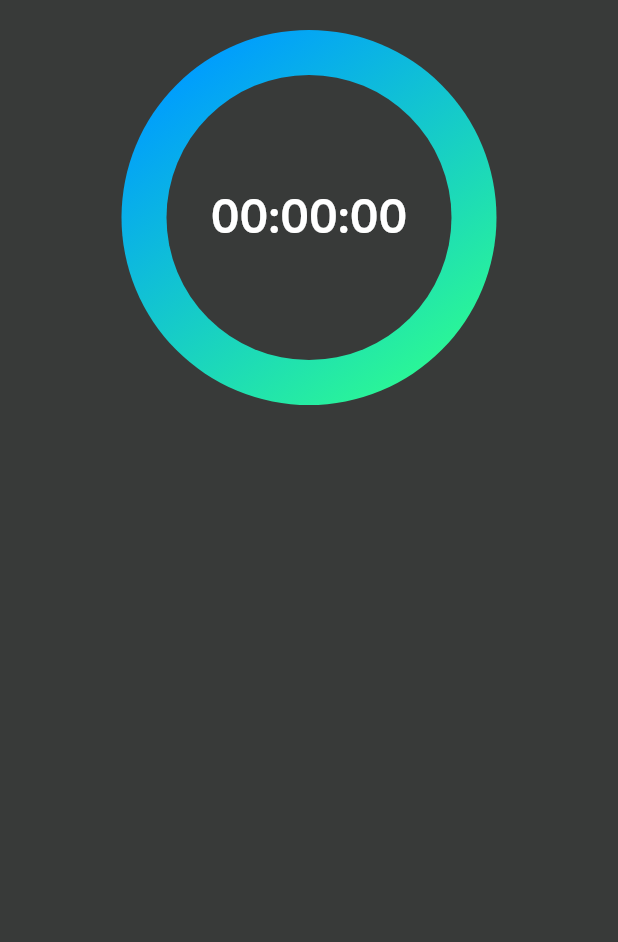
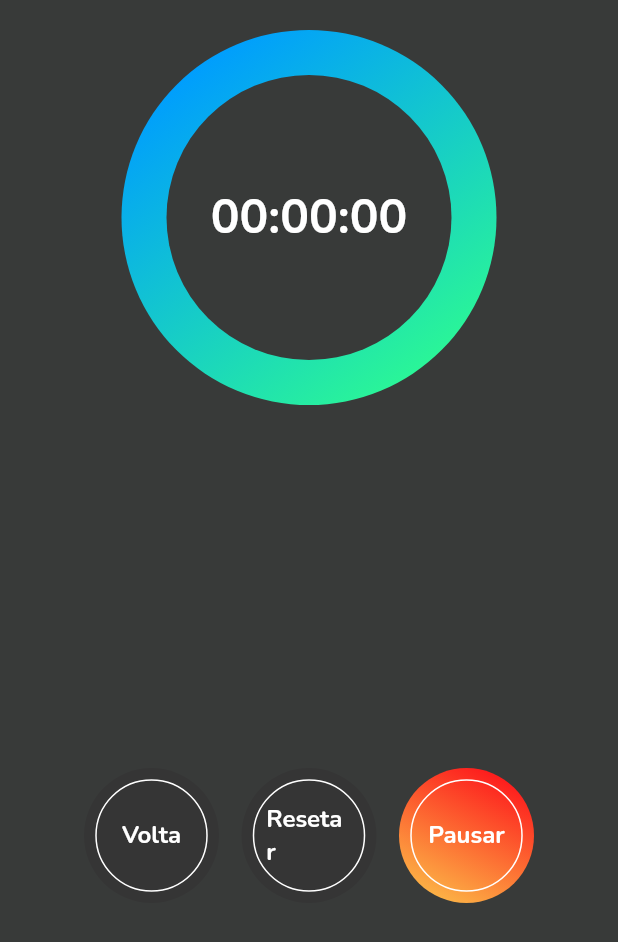
Before and after one commit to AlexcastroDev/chronometer-flutter, a Flutter app: the screen it shows after launch, on a phone screen of 412 x 824 dp. Shown: the top 942 px of the screen. Run offline on Flutter 3.47's test engine with Material 2 defaults, Android fonts, the phone set to English and light mode, and no system bars; our stand-ins replace google_fonts.

Commit message:
commit before format pc

```diff
--- /dev/null
+++ b/lib/Modules/chronometer/Widget/Controls/chronometer_button_widget.dart
@@ -0,0 +1,62 @@
+import 'package:flutter/material.dart';
+
+class ChronometerButtonWidget extends StatefulWidget {
+
+  ChronometerButtonWidget({
+    Key? key,
+    required this.label,
+    this.textStyle,
+    this.color,
+    this.gradient
+  }): super(key: key);
+
+  final String label;
+  final TextStyle? textStyle;
+  final Color? color;
+  final Gradient? gradient;
+
+  @override
+  _ChronometerButtonWidgetState createState() => _ChronometerButtonWidgetState();
+}
+
+class _ChronometerButtonWidgetState extends State<ChronometerButtonWidget> {
+  static const Color transparent = Color(0x00000000);
+
+  Color getColor(Set<MaterialState> states) => transparent;
+
+  @override
+  Widget build(BuildContext context) {
+    return Container(
+        width: 90,
+        height: 90,
+        decoration: BoxDecoration(
+            color: widget.color,
+            gradient: widget.gradient,
+            borderRadius: BorderRadius.circular(500)
+        ),
+        child: Center(
+          child: Stack(
+            children: [
+              Container(
+                width: 75,
+                height: 75,
+                decoration: BoxDecoration(
+                    borderRadius: BorderRadius.circular(500),
+                    border: Border.all(
+                        color: Colors.white
+                    )
+                ),
+                child: TextButton(
+                    child: Text(widget.label, style: widget.textStyle),
+                    onPressed: () => {},
+                    style: ButtonStyle(
+                      overlayColor: MaterialStateProperty.resolveWith(getColor),
+                    )
+                ),
+              )
+            ],
+          ),
+        )
+    );
+  }
+}
--- /dev/null
+++ b/lib/Modules/chronometer/Widget/Controls/controls_widget.dart
@@ -0,0 +1,38 @@
+import 'package:chronometer_flutter/Modules/chronometer/Widget/Controls/chronometer_button_widget.dart';
+import 'package:flutter/material.dart';
+import 'package:chronometer_flutter/theme/core.dart';
+
+
+class ControlsWidget extends StatelessWidget {
+  @override
+  Widget build(BuildContext context) {
+    return Container(
+      width: 300.0,
+      child: Row(
+        mainAxisAlignment: MainAxisAlignment.spaceBetween,
+        children: [
+          // ChronometerButtonWidget(
+          //   label: 'Iniciar',
+          //   textStyle: AppTextStyles.ButtonText,
+          //   gradient: AppGradients.linearCircularColor,
+          // )
+          ChronometerButtonWidget(
+            label: 'Volta',
+            textStyle: AppTextStyles.ButtonText,
+            color: AppColors.ButtonBackground,
+          ),
+          ChronometerButtonWidget(
+            label: 'Resetar',
+            textStyle: AppTextStyles.ButtonText,
+            color: AppColors.ButtonBackground,
+          ),
+          ChronometerButtonWidget(
+            label: 'Pausar',
+            textStyle: AppTextStyles.ButtonText,
+            gradient: AppGradients.linearDangerButtonColor,
+          )
+        ],
+      ),
+    );
+  }
+}
--- a/lib/Modules/chronometer/chronometer_page.dart
+++ b/lib/Modules/chronometer/chronometer_page.dart
@@ -1,5 +1,7 @@
+import 'package:chronometer_flutter/Modules/chronometer/Widget/Controls/controls_widget.dart';
 import 'package:chronometer_flutter/Modules/chronometer/Widget/Timer/timer_widget.dart';
 import 'package:flutter/material.dart';
+import 'package:flutter/rendering.dart';
 
 class ChronometerPage extends StatefulWidget {
   @override
@@ -18,6 +20,15 @@ class _ChronometerPageState extends State<ChronometerPage> {
             Padding(
               padding: EdgeInsets.symmetric(vertical: 20),
               child: TimerWidget(),
+            ),
+            Expanded(
+              flex: 1,
+              child: Row(
+              mainAxisAlignment: MainAxisAlignment.center,
+              children: [
+                ControlsWidget()
+              ],
+            )
             )
           ],
         ),
--- a/lib/theme/app_colors.dart
+++ b/lib/theme/app_colors.dart
@@ -5,4 +5,5 @@ class AppColors {
   static final Color white = Color(0xFFFFFFFF);
   static final Color textColor = Color(0xFFBBBBBB);
   static final Color buttonColor = Color(0xFF353535);
+  static final Color ButtonBackground = Color.fromRGBO(53, 53, 53, 1);
 }
--- a/lib/theme/app_gradients.dart
+++ b/lib/theme/app_gradients.dart
@@ -18,19 +18,10 @@ class AppGradients {
   ], transform: GradientRotation(180.0));
 
   static final linearDangerButtonColor = LinearGradient(colors: [
-    Color(0xFF2AF598),
-    Color(0xFF009EFD),
+    Color.fromRGBO(253, 29, 29, 1),
+    Color.fromRGBO(252, 176, 69, 1),
   ], stops: [
     0.0,
     100.0
-  ], transform: GradientRotation(180.0));
-
+  ], transform: GradientRotation(90.0));
 }
-
-//
-// buttonShadowColor: '0px 1px 4px rgba(0, 0, 0, 0.25)',
-// linearButtonColor: 'linear-gradient(180deg, #2AF598 0%, #009EFD 100%);',
-// linearCircularColor:
-// 'conic-gradient(from 125.91deg at 47.5% 50%, #009EFD -28.62deg, #2AF598 47.91deg, #20E0B0 124.71deg, #11C0D5 199.7deg, #0EBBDB 271.92deg, #009EFD 331.38deg, #2AF598 407.91deg);',
-// linearDangerButtonColor:
-// 'linear-gradient(180deg, #FD1D1D 0%, #FCB045 100%)',
--- a/lib/theme/app_texts.dart
+++ b/lib/theme/app_texts.dart
@@ -7,4 +7,10 @@ class AppTextStyles {
     color: Colors.white,
     fontWeight: FontWeight.bold
   );
+
+  static final TextStyle ButtonText = TextStyle(
+      fontSize: 16,
+      color: Colors.white,
+      fontWeight: FontWeight.bold
+  );
 }
```
